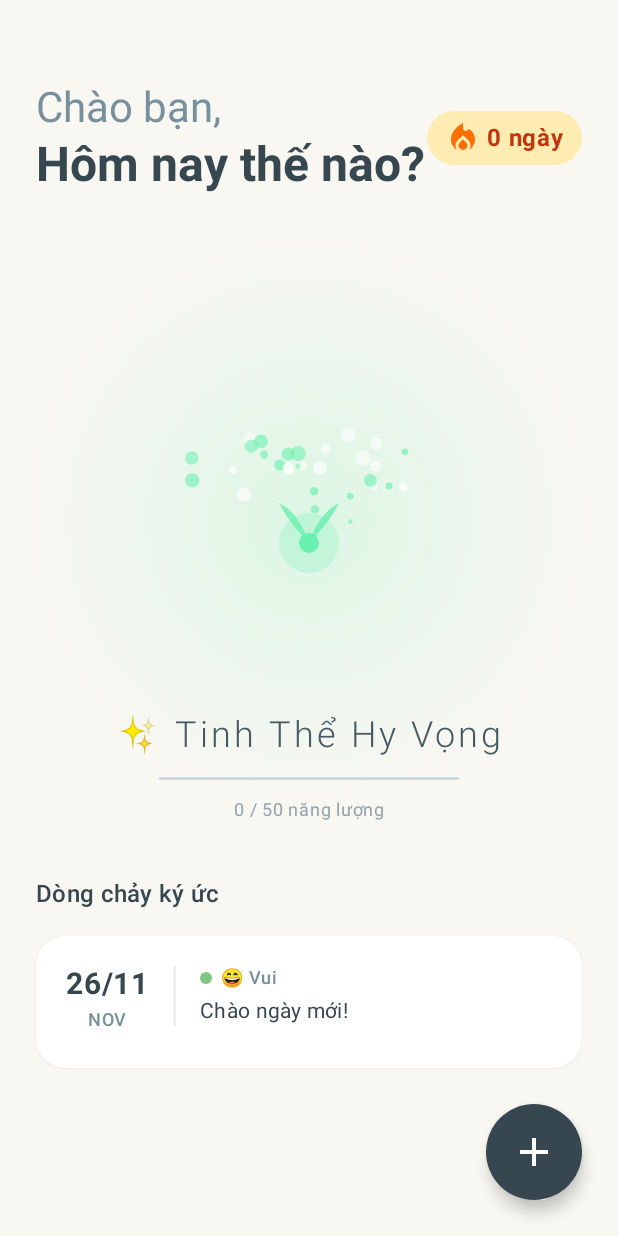
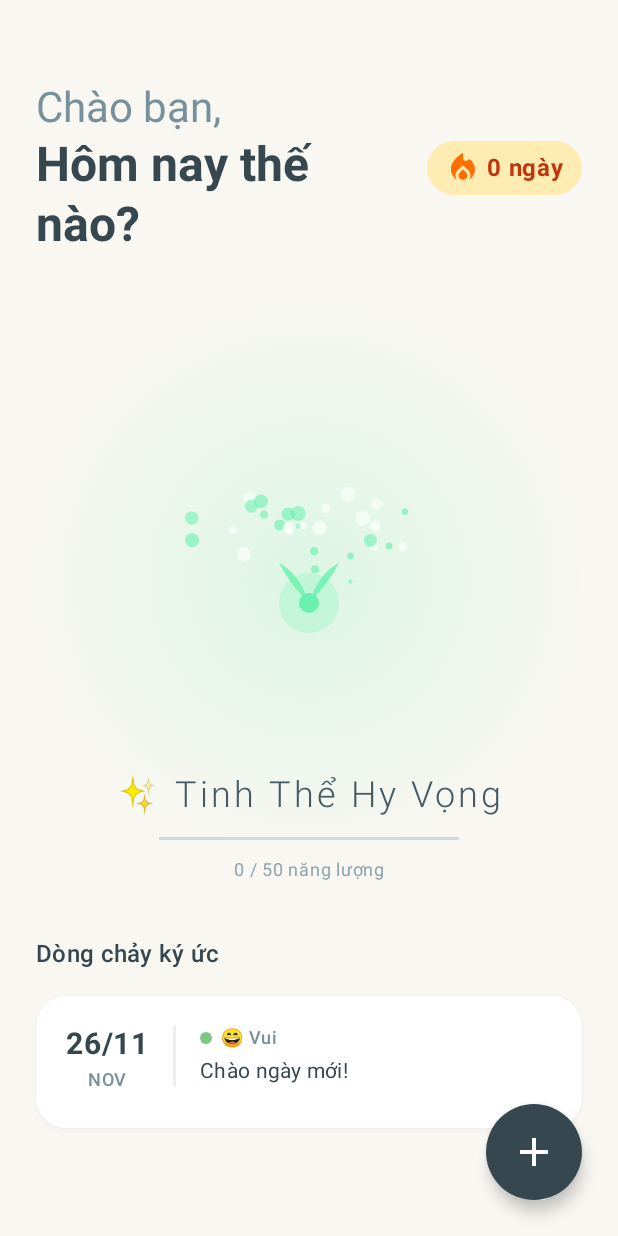
Before and after one commit to NguyenVanHung2004/2526I_INT3120_1_GROUP_3, an Android app built with Jetpack Compose: the screen it shows after launch (MainActivity), on a phone screen of 412 x 824 dp. Run offline under Robolectric (Android 15) with nearby library versions, the phone set to English and light mode, and no system bars.

Commit message:
fix ui bug

```diff
--- a/app/src/main/java/com/example/aijournalingapp/ui/home/HomeScreen.kt
+++ b/app/src/main/java/com/example/aijournalingapp/ui/home/HomeScreen.kt
@@ -50,11 +50,20 @@ fun HomeScreen(navController: NavController, viewModel: HomeViewModel = viewMode
                     horizontalArrangement = Arrangement.SpaceBetween,
                     verticalAlignment = Alignment.CenterVertically
                 ) {
-                    Column {
-                        Text("Chào bạn,", style = MaterialTheme.typography.headlineMedium.copy(color = TextLight))
-                        Text("Hôm nay thế nào?", style = MaterialTheme.typography.headlineLarge.copy(color = TextDark, fontWeight = FontWeight.Bold))
+                    Column(modifier = Modifier.weight(1f)) {
+                        Text(
+                            "Chào bạn,",
+                            style = MaterialTheme.typography.headlineMedium.copy(color = TextLight)
+                        )
+                        Text(
+                            "Hôm nay thế nào?",
+                            style = MaterialTheme.typography.headlineLarge.copy(
+                                color = TextDark,
+                                fontWeight = FontWeight.Bold
+                            )
+                        )
                     }
-
+                    Spacer(modifier = Modifier.width(16.dp))
                     // [MỚI] Icon Streak (Chuỗi ngày)
                     Card(
                         colors = CardDefaults.cardColors(containerColor = Color(0xFFFFECB3)), // Màu vàng cam nhạt
@@ -63,7 +72,7 @@ fun HomeScreen(navController: NavController, viewModel: HomeViewModel = viewMode
                         Row(modifier = Modifier.padding(horizontal = 12.dp, vertical = 6.dp), verticalAlignment = Alignment.CenterVertically) {
                             Icon(Icons.Default.LocalFireDepartment, null, tint = Color(0xFFFF6F00)) // Lửa cam đậm
                             Spacer(modifier = Modifier.width(4.dp))
-                            Text("${viewModel.currentStreak.value} ngày", fontWeight = FontWeight.Bold, color = Color(0xFFBF360C))
+                            Text("${viewModel.currentStreak.value} ngày", fontWeight = FontWeight.Bold, color = Color(0xFFBF360C),maxLines = 1)
                         }
                     }
                 }
```
